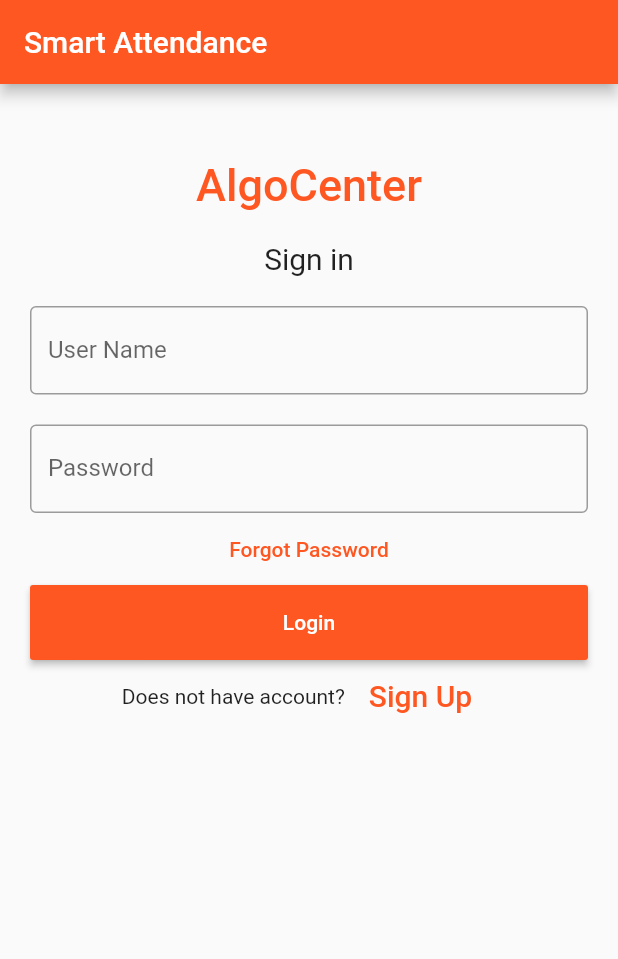
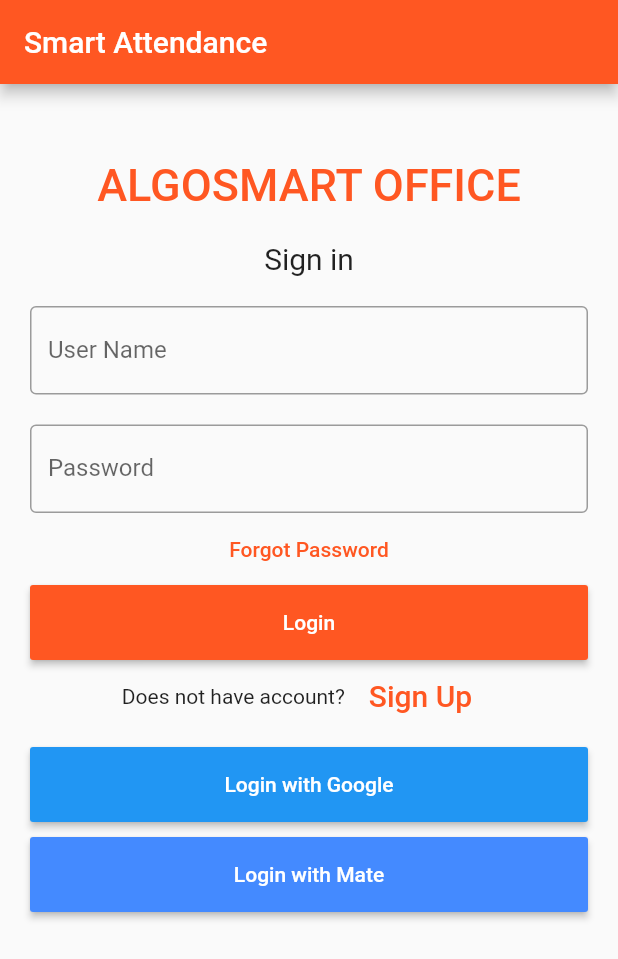
Before and after one commit to yogeshsalve/algosmartoffice, a Flutter app: the screen it shows after launch, on a phone screen of 412 x 824 dp. Shown: the top 959 px of the screen. Run offline on Flutter 3.47's test engine with Material 2 defaults, Android fonts, the light colour scheme and no system bars.

Commit message:
second commit

```diff
--- a/lib/loginscreen.dart
+++ b/lib/loginscreen.dart
@@ -93,7 +93,7 @@ class _LoginScreenState extends State<LoginScreen> {
                     alignment: Alignment.center,
                     padding: EdgeInsets.all(10),
                     child: Text(
-                      'AlgoCenter',
+                      'ALGOSMART OFFICE',
                       style: TextStyle(
                           color: Colors.deepOrange,
                           fontWeight: FontWeight.w500,
@@ -166,7 +166,42 @@ class _LoginScreenState extends State<LoginScreen> {
                     )
                   ],
                   mainAxisAlignment: MainAxisAlignment.center,
-                ))
+                )),
+                SizedBox(
+                  height: 10.0,
+                ),
+                //---------------
+                Container(
+                    height: 50,
+                    padding: EdgeInsets.fromLTRB(10, 0, 10, 0),
+                    // ignore: deprecated_member_use
+                    child: RaisedButton(
+                      textColor: Colors.white,
+                      color: Colors.blue,
+                      child: Text('Login with Google'),
+                      onPressed: () {
+                        postData();
+                        // print(nameController.text);
+                        // print(passwordController.text);
+                      },
+                    )),
+                SizedBox(
+                  height: 10.0,
+                ),
+                Container(
+                    height: 50,
+                    padding: EdgeInsets.fromLTRB(10, 0, 10, 0),
+                    // ignore: deprecated_member_use
+                    child: RaisedButton(
+                      textColor: Colors.white,
+                      color: Colors.blueAccent,
+                      child: Text('Login with Mate'),
+                      onPressed: () {
+                        postData();
+                        // print(nameController.text);
+                        // print(passwordController.text);
+                      },
+                    )),
               ],
             )));
   }
```
